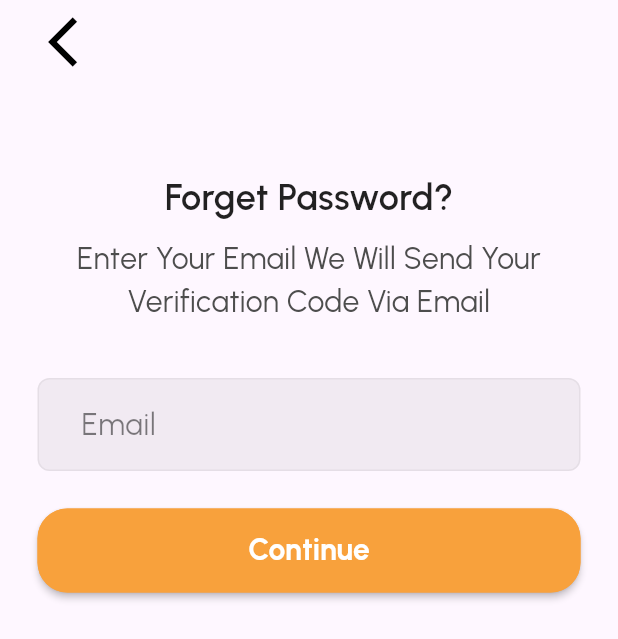
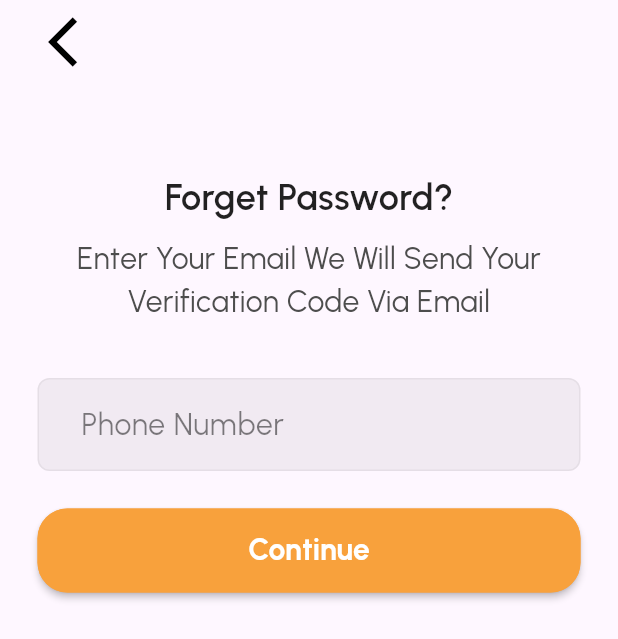
Before and after one commit to esraammosaad/booking-hotels, a Flutter app: the ForgetPasswordView screen opened by its route, on a phone screen of 412 x 824 dp. Shown: the top 639 px of the screen. Run offline on Flutter 3.47's test engine with Material 2 defaults, Android fonts, the phone set to English and light mode, and no system bars; our stand-ins replace awesome_dialog, bloc, firebase_auth, firebase_core, flutter_bloc, font_awesome_flutter and 6 more; accounts and stored records are empty; network calls fail.

Commit message:
phone auth

```diff
--- a/lib/core/utils/routes.dart
+++ b/lib/core/utils/routes.dart
@@ -7,7 +7,6 @@ import 'package:booking_hotels/features/splash/presentation/views/splash_view.da
 import 'package:booking_hotels/features/splash/presentation/views/widgets/custom_page_view.dart';
 import 'package:flutter/cupertino.dart';
 import 'package:go_router/go_router.dart';
-
 import '../../features/authentication/presentation/views/add_information_view.dart';
 import '../../features/authentication/presentation/views/sign_up_view.dart';
 
@@ -83,7 +82,7 @@ abstract class AppRoutes {
           return CustomTransitionPage(
               transitionDuration: const Duration(milliseconds: 500),
               key: state.pageKey,
-              child: const VerifyCodeView(),
+              child: VerifyCodeView(phone: state.extra.toString()),
               transitionsBuilder: (context, animation, animationTwo, child) {
                 return SlideTransition(
                   position: Tween(begin: const Offset(0, 1), end: Offset.zero)
--- a/lib/features/authentication/presentation/views/verify_code_view.dart
+++ b/lib/features/authentication/presentation/views/verify_code_view.dart
@@ -2,12 +2,16 @@ import 'package:booking_hotels/features/authentication/presentation/views/widget
 import 'package:flutter/material.dart';
 
 class VerifyCodeView extends StatelessWidget {
-  const VerifyCodeView({Key? key}) : super(key: key);
+  const VerifyCodeView({
+    Key? key,
+    required this.phone,
+  }) : super(key: key);
+  final String phone;
 
   @override
   Widget build(BuildContext context) {
-    return const Scaffold(
-      body: VerifyCodeViewBody(),
+    return Scaffold(
+      body: VerifyCodeViewBody(phone: phone),
     );
   }
 }
--- a/lib/features/authentication/presentation/views/widgets/custom_forget_password_form.dart
+++ b/lib/features/authentication/presentation/views/widgets/custom_forget_password_form.dart
@@ -1,4 +1,3 @@
-import 'package:firebase_auth/firebase_auth.dart';
 import 'package:flutter/material.dart';
 import 'package:go_router/go_router.dart';
 import '../../../../../constants.dart';
@@ -18,7 +17,7 @@ class CustomForgetPasswordForm extends StatefulWidget {
 class _CustomForgetPasswordFormState extends State<CustomForgetPasswordForm> {
   GlobalKey<FormState> formKey = GlobalKey<FormState>();
   AutovalidateMode autoValidateMode = AutovalidateMode.disabled;
-  TextEditingController emailController = TextEditingController();
+  TextEditingController phoneController = TextEditingController();
 
   @override
   Widget build(BuildContext context) {
@@ -33,15 +32,15 @@ class _CustomForgetPasswordFormState extends State<CustomForgetPasswordForm> {
           CustomTextFormField(
             validator: (value) {
               if (value!.isEmpty) {
-                return 'Email address must not be empty';
+                return 'Phone number must not be empty';
               }
               return null;
             },
-            controller: emailController,
+            controller: phoneController,
             obscureText: false,
-            keyboardType: TextInputType.emailAddress,
+            keyboardType: TextInputType.phone,
             textInputAction: TextInputAction.done,
-            hintText: 'Email',
+            hintText: 'Phone Number',
             onSave: (value) {},
           ),
           const SizedBox(
@@ -52,8 +51,9 @@ class _CustomForgetPasswordFormState extends State<CustomForgetPasswordForm> {
             onPressed: () async {
               if (formKey.currentState!.validate()) {
                 formKey.currentState!.save();
-                //await FirebaseAuth.instance.sendPasswordResetEmail(email: emailController.text);
-                context.push(AppRoutes.kVerifyCodeView);
+
+                context.push(AppRoutes.kVerifyCodeView,
+                    extra: {"phone": phoneController.text});
               }
               autoValidateMode = AutovalidateMode.always;
               setState(
--- a/lib/features/authentication/presentation/views/widgets/custom_sign_in_form.dart
+++ b/lib/features/authentication/presentation/views/widgets/custom_sign_in_form.dart
@@ -61,7 +61,7 @@ class _CustomSignInFormState extends State<CustomSignInForm> {
               onSave: (value) {},
             ),
           ),
-          const CustomForgetPasswordWidget(),
+          CustomForgetPasswordWidget(emailController: emailController),
           CustomButton(
             text: 'Sign in',
             onPressed: () {
--- a/lib/features/authentication/presentation/views/widgets/sign_in_view_body.dart
+++ b/lib/features/authentication/presentation/views/widgets/sign_in_view_body.dart
@@ -37,7 +37,11 @@ class SignInViewBody extends StatelessWidget {
                     context.push(AppRoutes.kHomeView);
                   } else if (state is AuthFailure) {
                     showAwesomeDialog(
-                        context, state.dialogType, state.title, state.desc);
+                      context,
+                      state.dialogType,
+                      state.title,
+                      state.desc,
+                    );
                   }
                 },
                 child: const CustomSignInForm(),
@@ -48,9 +52,10 @@ class SignInViewBody extends StatelessWidget {
               Padding(
                 padding: const EdgeInsets.symmetric(horizontal: 45),
                 child: CustomTextSpan(
-                    text: 'Don`t have an account?  ',
-                    buttonText: 'sign Up',
-                    onTap: () => context.push(AppRoutes.kSignUpView)),
+                  text: 'Don`t have an account?  ',
+                  buttonText: 'sign Up',
+                  onTap: () => context.push(AppRoutes.kSignUpView),
+                ),
               ),
               const SizedBox(
                 height: 50,
@@ -92,6 +97,19 @@ class SignInViewBody extends StatelessWidget {
                   icon: Logo(Logos.google),
                 ),
               ),
+              GestureDetector(
+                onTap: () {
+                  context.push(AppRoutes.kForgetPasswordView);
+                },
+                child: const CustomSignInContainer(
+                  text: 'Continue with phone',
+                  icon: FaIcon(
+                    FontAwesomeIcons.phone,
+                    size: 40,
+                    color: Color(0xff1877F2),
+                  ),
+                ),
+              ),
             ],
           ),
         ),
--- a/lib/features/authentication/presentation/views/widgets/verify_code_view_body.dart
+++ b/lib/features/authentication/presentation/views/widgets/verify_code_view_body.dart
@@ -1,17 +1,13 @@
 import 'package:flutter/material.dart';
-import 'package:go_router/go_router.dart';
 import '../../../../../constants.dart';
-import '../../../../../core/utils/custom_button.dart';
 import '../../../../../core/utils/custom_decoration.dart';
-import '../../../../../core/utils/routes.dart';
 import '../../../../../core/utils/styles.dart';
 import 'custom_back_icon.dart';
 import 'custom_verify_code_form.dart';
-import 'custom_verify_code_list_view.dart';
-import 'custom_verify_code_list_view_item.dart';
 
 class VerifyCodeViewBody extends StatelessWidget {
-  const VerifyCodeViewBody({Key? key}) : super(key: key);
+  const VerifyCodeViewBody({Key? key, required this.phone}) : super(key: key);
+  final String phone;
 
   @override
   Widget build(BuildContext context) {
@@ -43,20 +39,20 @@ class VerifyCodeViewBody extends StatelessWidget {
                 const SizedBox(
                   height: 36,
                 ),
-                const CustomVerifyCodeForm(),
-
+                CustomVerifyCodeForm(phone: phone),
                 const SizedBox(
                   height: 39,
                 ),
                 Text(
                   'Resend code in 00:59',
                   style: Styles.textStyle20.copyWith(
-                      color: Colors.black, fontWeight: FontWeight.w600),
+                    color: Colors.black,
+                    fontWeight: FontWeight.w600,
+                  ),
                 )
               ],
             ),
           ),
-
           const SliverFillRemaining(
             fillOverscroll: false,
             hasScrollBody: false,
@@ -64,7 +60,6 @@ class VerifyCodeViewBody extends StatelessWidget {
               height: 50,
             ),
           ),
-
           const SliverToBoxAdapter(
             child: CustomDecoration(),
           ),
```
Also changed, not shown: lib/core/utils/controllers.dart (added, +8 -0 lines), lib/features/authentication/presentation/views/widgets/custom_forget_password_widget.dart (+12 -7 lines), lib/features/authentication/presentation/views/widgets/custom_verify_code_form.dart (+58 -15 lines), lib/features/authentication/presentation/views/widgets/custom_verify_code_list_view.dart (+48 -6 lines), lib/features/authentication/presentation/views/widgets/custom_verify_code_list_view_item.dart (+11 -1 lines), lib/features/authentication/presentation/views/widgets/sign_up_view_body.dart (+13 -0 lines).
